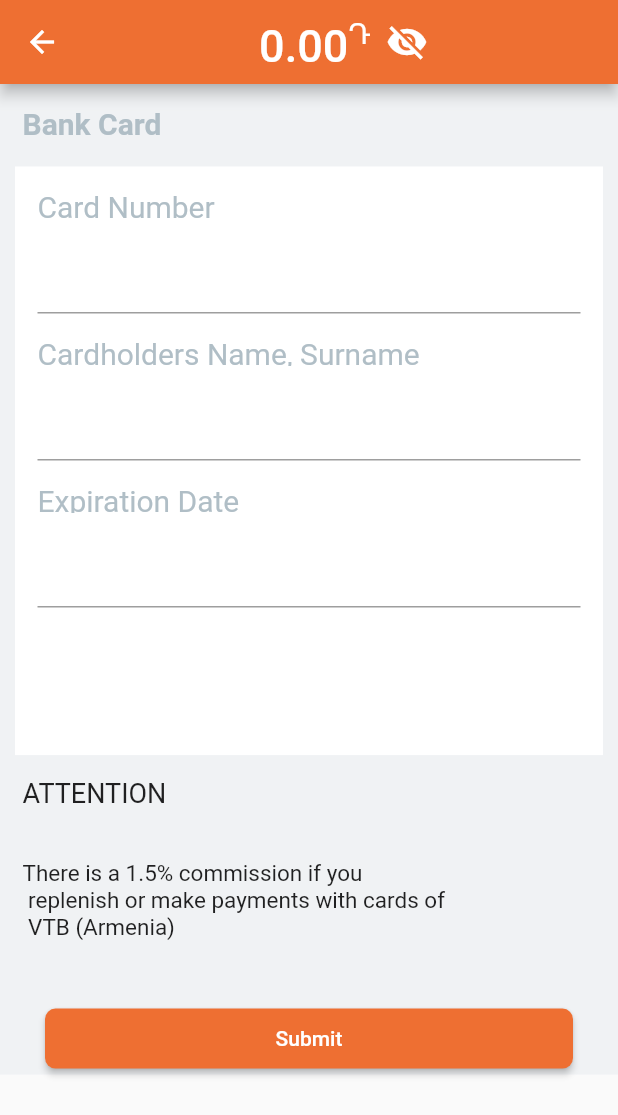
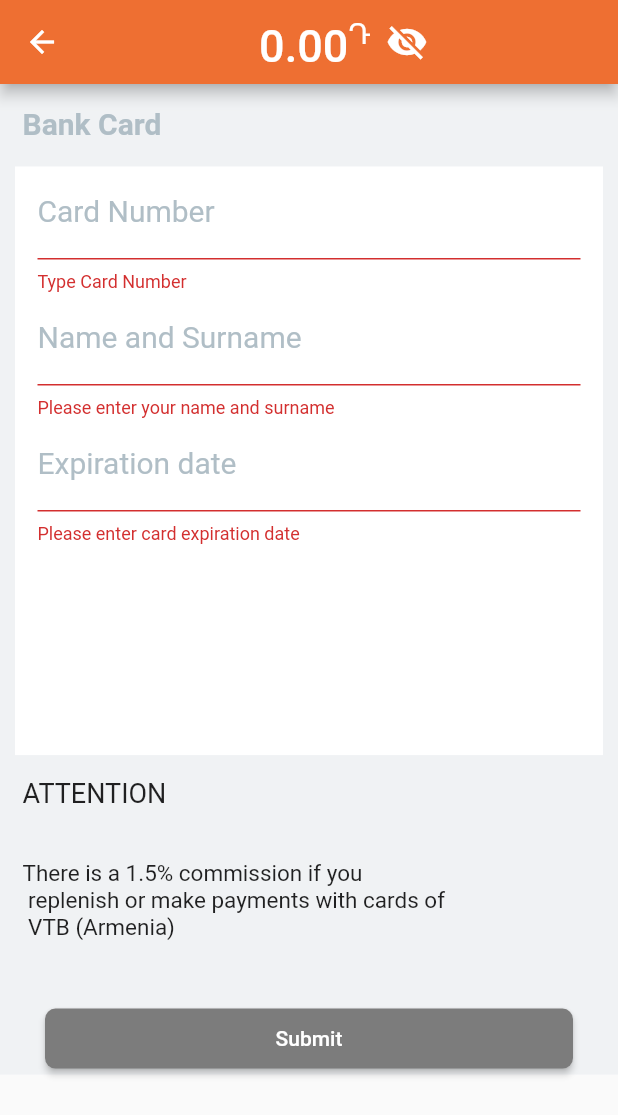
Before and after one commit to ArshakHakobyan/test, a Flutter app: the AddCard screen opened by its route, on a phone screen of 412 x 824 dp. Shown: the top 1115 px of the screen. Run offline on Flutter 3.47's test engine with Material 2 defaults, Android fonts, the phone set to English and light mode, and no system bars; our stand-ins replace sqflite; accounts and stored records are empty; network calls fail; Roboto replaces fonts that are missing (addressCityAndState).

Commit message:
for recovery

```diff
--- a/lib/pages/add_credit_card.dart
+++ b/lib/pages/add_credit_card.dart
@@ -1,5 +1,6 @@
 import 'package:flutter/material.dart';
 import 'package:telcell_copy/widgets/balance_visibility.dart';
+import '../widgets/db.dart';
 
 class AddCard extends StatefulWidget {
   const AddCard({super.key});
@@ -10,6 +11,39 @@ class AddCard extends StatefulWidget {
 }
 
 class AddCardState extends State<AddCard> {
+  ////////////////////////////////////////
+  final _formKey = GlobalKey<FormState>();
+  bool _isActive = false; // for submit button toggle
+  final FocusNode _focusNode = FocusNode();
+  ////////////////////////////////////////
+  //function luhnAlgorithm
+  bool luhnAlgorithm(String cardNumber) {
+    List<int> digits = cardNumber
+        .split('')
+        .map(int.parse)
+        .toList(); // convert the card number to a list of numbers
+
+    int checksum = 0;
+    bool isSecondDigit =
+        false; // flag indicating are the current digit is the second
+
+    for (int i = digits.length - 1; i >= 0; i--) {
+      int digit = digits[i];
+
+      if (isSecondDigit) {
+        digit *= 2;
+        if (digit > 9) {
+          digit -= 9;
+        }
+      }
+      checksum += digit;
+      isSecondDigit = !isSecondDigit;
+    }
+    return (checksum % 10 ==
+        0); // valid card number if the checksum is a multiple of 10
+  }
+
+  //final card
   final cardNumberController = TextEditingController();
   final nameController = TextEditingController();
   final expirationDateController = TextEditingController();
@@ -22,7 +56,6 @@ class AddCardState extends State<AddCard> {
         title: const BalanceVisibility(),
       ),
       body: SingleChildScrollView(
-        //????
         child: Container(
           width: MediaQuery.of(context).size.width,
           color: const Color.fromRGBO(240, 242, 244, 1),
@@ -41,77 +74,120 @@ class AddCardState extends State<AddCard> {
                   ),
                 ),
               ),
-
               // Credit Card Form
               Form(
+                /////////////
+                key: _formKey,
+                /////////////
+                //for submit button activation/deactivation
+                onChanged: () {
+                  if (_formKey.currentState!.validate()) {
+                    setState(() {
+                      _isActive = true;
+                      _focusNode.unfocus();
+                    });
+                  } else if (_isActive =
+                      true && !_formKey.currentState!.validate()) {
+                    _isActive = false;
+                  }
+                },
+
+                autovalidateMode: AutovalidateMode.always,
                 child: Container(
                   width: MediaQuery.of(context).size.width - 20,
                   height: MediaQuery.of(context).size.height / 2.1,
                   color: Colors.white,
                   child: Column(
                     children: [
-                      //card Number
+                      //card Number field
                       Container(
-                        padding: const EdgeInsets.all(15),
-                        width: MediaQuery.of(context).size.width,
-                        height: 50,
-                        child: const Text(
-                          'Card Number',
-                          style: TextStyle(
+                        padding: const EdgeInsets.symmetric(horizontal: 15),
+                        child: TextFormField(
+                          controller: cardNumberController,
+                          cursorColor: Colors.grey,
+                          decoration: const InputDecoration(
+                            labelText: 'Card Number',
+                            labelStyle: TextStyle(
                               fontSize: 20,
                               color: Color.fromRGBO(176, 190, 198, 1),
                             ),
                           ),
+                          keyboardType: TextInputType.number,
+                          //////////////////////////////////////////////////
+                          validator: (value) {
+                            if (value == null || value.isEmpty) {
+                              return 'Type Card Number';
+                            } else if (value.length < 16 || value.length > 16) {
+                              return 'Card number must contain 16 digits';
+                            } else {
+                              if (!luhnAlgorithm(value.toString())) {
+                                return 'Invalid Card';
+                              }
+                            }
+                            return null;
+                          },
+                          ////////////////////////////////////////////////
                         ),
-                      //card Number field
+                      ),
+
+                      // cardholder name surname field
                       Container(
                         padding: const EdgeInsets.symmetric(horizontal: 15),
-                        child: TextField(
-                            controller: cardNumberController,
+                        child: TextFormField(
+                          controller: nameController,
                           cursorColor: Colors.grey,
-                            decoration: const InputDecoration()),
-                      ),
-                      // cardholder name surname
-                      Container(
-                        padding: const EdgeInsets.all(15),
-                        width: MediaQuery.of(context).size.width,
-                        height: 50,
-                        child: const Text(
-                          'Cardholders Name, Surname',
-                          style: TextStyle(
+                          decoration: const InputDecoration(
+                            labelText: 'Name and Surname',
+                            labelStyle: TextStyle(
                               fontSize: 20,
                               color: Color.fromRGBO(176, 190, 198, 1),
                             ),
                           ),
+                          keyboardType: TextInputType.name,
+                          validator: (value) {
+                            if (value == null || value.isEmpty) {
+                              return 'Please enter your name and surname';
+                            } else if (!RegExp(r'^[a-zA-Z]+\s[a-zA-Z]+$')
+                                .hasMatch(value)) {
+                              return 'Please enter a valid name and surname';
+                            }
+                            return null;
+                          },
                         ),
-                      // cardholder name surname field
+                      ),
+
+                      // Expiration Date field
                       Container(
                         padding: const EdgeInsets.symmetric(horizontal: 15),
-                        child: TextField(
-                            controller: nameController,
+                        child: TextFormField(
+                          focusNode: _focusNode,
+                          controller: expirationDateController,
                           cursorColor: Colors.grey,
-                            decoration: const InputDecoration()),
-                      ),
-                      //Expiration Date
-                      Container(
-                        padding: const EdgeInsets.all(15),
-                        width: MediaQuery.of(context).size.width,
-                        height: 50,
-                        child: const Text(
-                          'Expiration Date',
-                          style: TextStyle(
+                          decoration: const InputDecoration(
+                            labelText: 'Expiration date',
+                            hintText: 'MM/YYYY',
+                            labelStyle: TextStyle(
                               fontSize: 20,
                               color: Color.fromRGBO(176, 190, 198, 1),
                             ),
                           ),
+                          keyboardType: TextInputType.datetime,
+                          validator: (value) {
+                            if (value == null || value.isEmpty) {
+                              return 'Please enter card expiration date';
+                            } else if (value.length < 7 || value.length > 7) {
+                              return 'Wrong format of date';
+                            } else if (!RegExp(r'^\d{2}/\d{4}$')
+                                .hasMatch(value)) {
+                              return 'Please enter a valid date format (MM/YYYY) and make sure the card is valid for less than 10 years';
+                            } else if (int.parse(value.split('/')[0]) > 12) {
+                              return 'Please enter a valid month between 01 and 12';
+                            } else if (int.parse(value.split('/')[1]) < 2023) {
+                              return 'Card has expired';
+                            }
+                            return null;
+                          },
                         ),
-                      // Expiration Date field
-                      Container(
-                        padding: const EdgeInsets.symmetric(horizontal: 15),
-                        child: TextField(
-                            controller: expirationDateController,
-                            cursorColor: Colors.grey,
-                            decoration: const InputDecoration()),
                       ),
                     ],
                   ),
@@ -137,31 +213,32 @@ class AddCardState extends State<AddCard> {
               ),
               ElevatedButton(
                 onPressed: () {
-                    if (cardNumberController.text.isNotEmpty &&
-                        nameController.text.isNotEmpty &&
-                        expirationDateController.text.isNotEmpty) {
-                      final List dataToReturn = [
-                        cardNumberController.text,
-                        nameController.text,
-                        expirationDateController.text
-                      ];
-                      Navigator.pop(context, dataToReturn);
+                  if (_formKey.currentState!.validate()) {
+                    DatabaseHelper.instance.insertDataToDatabase(
+                        id: DateTime.now().toString(), //Unique Id
+                        cardNumber: int.tryParse(cardNumberController.text)!,
+                        cardHolder: nameController.text,
+                        expirationDate: int.tryParse(expirationDateController
+                            .text
+                            .replaceAll('/', ''))!);
+                    Navigator.pop(context, 'Route');
                   } else {
-                      Navigator.pop(context);
+                    null;
                   }
-
-                    // Navigator.of(context)
-                    //     .pushNamed('/credit_cards_page/bindBtn');
                 },
+                //Button Style
                 style: ElevatedButton.styleFrom(
                     padding: const EdgeInsets.symmetric(horizontal: 30),
                     shape: RoundedRectangleBorder(
                       borderRadius: BorderRadius.circular(7),
                     ),
-                      backgroundColor: const Color.fromRGBO(238, 111, 50, 1),
+                    backgroundColor: _isActive == true
+                        ? const Color.fromRGBO(238, 111, 50, 1)
+                        : const Color.fromARGB(255, 124, 124, 124),
                     minimumSize:
                         Size(MediaQuery.of(context).size.width - 60, 40)),
-                  child: const Text('Submit'))
+                child: const Text('Submit'),
+              ),
             ],
           ),
         ),
--- a/pubspec.yaml
+++ b/pubspec.yaml
@@ -39,6 +39,7 @@ dependencies:
   sqflite: ^2.0.0+3
   path: ^1.8.0
   path_provider: ^2.0.5
+
 
 dev_dependencies:
   flutter_test:
```
Also changed, not shown: lib/pages/credit_cards_page.dart (+17 -39 lines), lib/widgets/credit_card.dart (renamed from lib/widgets/credit_cards.dart, +2 -17 lines), lib/widgets/db.dart (+15 -3 lines), 1 other file. Lines whose indentation alone changed are shown as unchanged.
